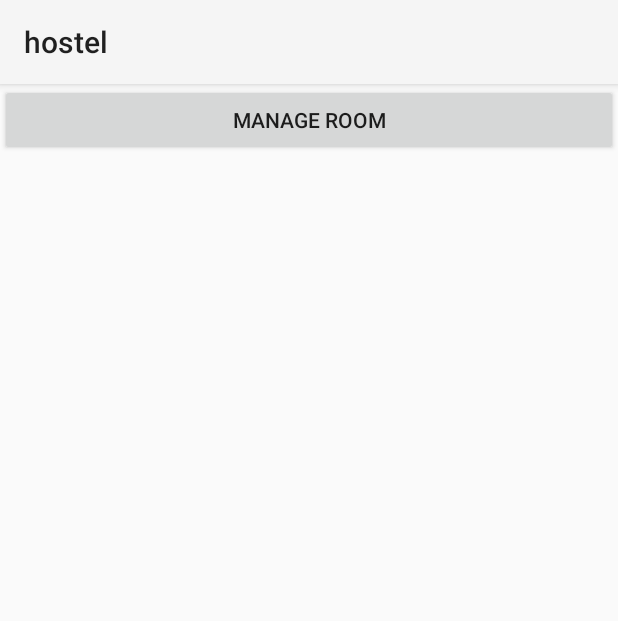
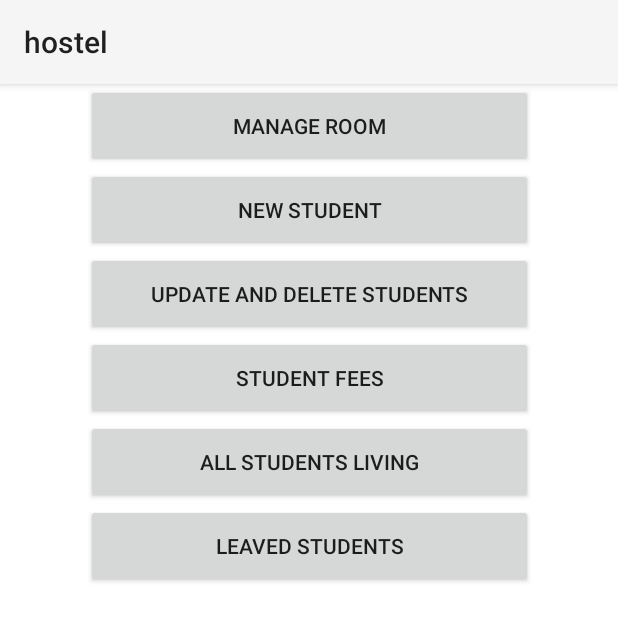
Before and after one commit to Jatinnakum2005/hostel, an Android app: the mainpage screen opened directly, with no data from a screen before it, on a phone screen of 412 x 824 dp. Shown: the top 621 px of the screen. Run offline under Robolectric (Android 15) with nearby library versions, the phone set to English and light mode, and no system bars.

Commit message:
koi sadi na karta

```diff
--- a/app/src/main/java/com/example/hostel/mainpage.java
+++ b/app/src/main/java/com/example/hostel/mainpage.java
@@ -4,7 +4,6 @@ import android.content.Intent;
 import android.os.Bundle;
 import android.view.View;
 import android.widget.Button;
-import android.widget.LinearLayout;
 
 import androidx.appcompat.app.AppCompatActivity;
 
@@ -14,31 +13,68 @@ public class mainpage extends AppCompatActivity {
     protected void onCreate(Bundle savedInstanceState) {
         super.onCreate(savedInstanceState);
 
-        // Create a LinearLayout to hold the buttons
-        LinearLayout layout = new LinearLayout(this);
-        layout.setOrientation(LinearLayout.VERTICAL);
+        // Set the layout for the main page
+        setContentView(R.layout.activity_mainpage);
 
-        // Add buttons for each activity
-        addButton(layout, "Manage Room", ManageRoom.class);
-
-        // Set the layout as the content view
-        setContentView(layout);
-    }
-
-    // Helper method to create and add buttons
-    private void addButton(LinearLayout layout, String text, final Class<?> activityToOpen) {
-        Button button = new Button(this);
-        button.setText(text);
-        button.setOnClickListener(new View.OnClickListener() {
+        // Set click listeners for each button
+        Button manageRoomButton = findViewById(R.id.button8);
+        manageRoomButton.setOnClickListener(new View.OnClickListener() {
             @Override
             public void onClick(View v) {
-                // Correct the Intent creation
-                Intent intent = new Intent(mainpage.this, activityToOpen);
+                // Open the ManageRoom activity
+                Intent intent = new Intent(mainpage.this, ManageRoom.class);
                 startActivity(intent);
             }
         });
 
-        // Add the button to the layout
-        layout.addView(button);
+        Button newStudentButton = findViewById(R.id.button9);
+        newStudentButton.setOnClickListener(new View.OnClickListener() {
+            @Override
+            public void onClick(View v) {
+                // Open the NewStudent activity
+                Intent intent = new Intent(mainpage.this, newstudent.class);
+                startActivity(intent);
+            }
+        });
+
+        Button updateDeleteStudentButton = findViewById(R.id.button10);
+        updateDeleteStudentButton.setOnClickListener(new View.OnClickListener() {
+            @Override
+            public void onClick(View v) {
+                // Open the UpdateAndDeleteStudent activity
+                Intent intent = new Intent(mainpage.this, updateanddelete.class);
+                startActivity(intent);
+            }
+        });
+
+        Button studentFeesButton = findViewById(R.id.button11);
+        studentFeesButton.setOnClickListener(new View.OnClickListener() {
+            @Override
+            public void onClick(View v) {
+                // Open the StudentFees activity
+                Intent intent = new Intent(mainpage.this, studentfees.class);
+                startActivity(intent);
+            }
+        });
+
+        Button allStudentLivingButton = findViewById(R.id.button12);
+        allStudentLivingButton.setOnClickListener(new View.OnClickListener() {
+            @Override
+            public void onClick(View v) {
+                // Open the AllStudentLiving activity
+                Intent intent = new Intent(mainpage.this, allstudentliving.class);
+                startActivity(intent);
+            }
+        });
+
+        Button leavedStudentsButton = findViewById(R.id.button13);
+        leavedStudentsButton.setOnClickListener(new View.OnClickListener() {
+            @Override
+            public void onClick(View v) {
+                // Open the LeavedStudents activity
+                Intent intent = new Intent(mainpage.this, leavedstudent.class);
+                startActivity(intent);
+            }
+        });
     }
 }
--- a/app/src/main/res/layout/activity_mainpage.xml
+++ b/app/src/main/res/layout/activity_mainpage.xml
@@ -1,83 +1,83 @@
 <?xml version="1.0" encoding="utf-8"?>
-<androidx.constraintlayout.widget.ConstraintLayout xmlns:android="http://schemas.android.com/apk/res/android"
+<androidx.constraintlayout.widget.ConstraintLayout
+    xmlns:android="http://schemas.android.com/apk/res/android"
     xmlns:app="http://schemas.android.com/apk/res-auto"
     xmlns:tools="http://schemas.android.com/tools"
-    android:id="@+id/main"
-    android:background="@color/black"
     android:layout_width="match_parent"
     android:layout_height="match_parent"
+    android:background="@color/white"
     tools:context=".mainpage">
 
+    <!-- Button for Manage Room -->
     <Button
         android:id="@+id/button8"
         android:layout_width="298dp"
         android:layout_height="56dp"
         android:text="Manage Room"
-        app:layout_constraintBottom_toBottomOf="parent"
+        app:layout_constraintTop_toTopOf="parent"
+        app:layout_constraintStart_toStartOf="parent"
         app:layout_constraintEnd_toEndOf="parent"
-        app:layout_constraintHorizontal_bias="0.495"
+        app:layout_constraintHorizontal_bias="0.5"
+        app:layout_constraintVertical_bias="0.1" />
+
+    <!-- Button for New Student -->
+    <Button
+        android:id="@+id/button9"
+        android:layout_width="298dp"
+        android:layout_height="56dp"
+        android:text="New Student"
+        app:layout_constraintTop_toBottomOf="@id/button8"
         app:layout_constraintStart_toStartOf="parent"
-        app:layout_constraintTop_toTopOf="parent"
-        app:layout_constraintVertical_bias="0.023" />
+        app:layout_constraintEnd_toEndOf="parent"
+        app:layout_constraintHorizontal_bias="0.5"
+        app:layout_constraintVertical_bias="0.05" />
 
+    <!-- Button for Update and Delete Students -->
+    <Button
+        android:id="@+id/button10"
+        android:layout_width="298dp"
+        android:layout_height="56dp"
+        android:text="Update and Delete Students"
+        app:layout_constraintTop_toBottomOf="@id/button9"
+        app:layout_constraintStart_toStartOf="parent"
+        app:layout_constraintEnd_toEndOf="parent"
+        app:layout_constraintHorizontal_bias="0.5"
+        app:layout_constraintVertical_bias="0.05" />
+
+    <!-- Button for Student Fees -->
+    <Button
+        android:id="@+id/button11"
+        android:layout_width="298dp"
+        android:layout_height="56dp"
+        android:text="Student Fees"
+        app:layout_constraintTop_toBottomOf="@id/button10"
+        app:layout_constraintStart_toStartOf="parent"
+        app:layout_constraintEnd_toEndOf="parent"
+        app:layout_constraintHorizontal_bias="0.5"
+        app:layout_constraintVertical_bias="0.05" />
+
+    <!-- Button for All Students Living -->
+    <Button
+        android:id="@+id/button12"
+        android:layout_width="298dp"
+        android:layout_height="56dp"
+        android:text="All Students Living"
+        app:layout_constraintTop_toBottomOf="@id/button11"
+        app:layout_constraintStart_toStartOf="parent"
+        app:layout_constraintEnd_toEndOf="parent"
+        app:layout_constraintHorizontal_bias="0.5"
+        app:layout_constraintVertical_bias="0.05" />
+
+    <!-- Button for Leaved Students -->
     <Button
         android:id="@+id/button13"
         android:layout_width="298dp"
         android:layout_height="56dp"
         android:text="Leaved Students"
-        app:layout_constraintBottom_toBottomOf="parent"
+        app:layout_constraintTop_toBottomOf="@id/button12"
+        app:layout_constraintStart_toStartOf="parent"
         app:layout_constraintEnd_toEndOf="parent"
-        app:layout_constraintHorizontal_bias="0.495"
-        app:layout_constraintStart_toStartOf="parent"
-        app:layout_constraintTop_toTopOf="parent"
-        app:layout_constraintVertical_bias="0.616" />
+        app:layout_constraintHorizontal_bias="0.5"
+        app:layout_constraintVertical_bias="0.05" />
 
-    <Button
-        android:id="@+id/button9"
-        android:layout_width="298dp"
-        android:layout_height="56dp"
-        android:text="New Student"
-        app:layout_constraintBottom_toBottomOf="parent"
-        app:layout_constraintEnd_toEndOf="parent"
-        app:layout_constraintHorizontal_bias="0.495"
-        app:layout_constraintStart_toStartOf="parent"
-        app:layout_constraintTop_toTopOf="parent"
-        app:layout_constraintVertical_bias="0.128" />
-
-    <Button
-        android:id="@+id/button10"
-        android:layout_width="298dp"
-        android:layout_height="56dp"
-        android:text="Update and Delete Students"
-        app:layout_constraintBottom_toBottomOf="@+id/button11"
-        app:layout_constraintEnd_toEndOf="parent"
-        app:layout_constraintHorizontal_bias="0.495"
-        app:layout_constraintStart_toStartOf="parent"
-        app:layout_constraintTop_toTopOf="parent"
-        app:layout_constraintVertical_bias="0.64" />
-
-    <Button
-        android:id="@+id/button11"
-        android:layout_width="298dp"
-        android:layout_height="56dp"
-        android:text="Student Fees"
-        app:layout_constraintBottom_toBottomOf="parent"
-        app:layout_constraintEnd_toEndOf="parent"
-        app:layout_constraintHorizontal_bias="0.495"
-        app:layout_constraintStart_toStartOf="parent"
-        app:layout_constraintTop_toTopOf="parent"
-        app:layout_constraintVertical_bias="0.383" />
-
-    <Button
-        android:id="@+id/button12"
-        android:layout_width="298dp"
-        android:layout_height="56dp"
-        android:layout_marginTop="336dp"
-        android:text="All Student Living"
-        app:layout_constraintBottom_toBottomOf="@+id/button13"
-        app:layout_constraintEnd_toEndOf="parent"
-        app:layout_constraintHorizontal_bias="0.495"
-        app:layout_constraintStart_toStartOf="parent"
-        app:layout_constraintTop_toTopOf="parent"
-        app:layout_constraintVertical_bias="0.0" />
 </androidx.constraintlayout.widget.ConstraintLayout>
```
Also changed, not shown: app/src/main/AndroidManifest.xml (+15 -0 lines), app/src/main/java/com/example/hostel/allstudentliving.java (added, +24 -0 lines), app/src/main/java/com/example/hostel/leavedstudent.java (added, +24 -0 lines), app/src/main/java/com/example/hostel/newstudent.java (added, +19 -0 lines), app/src/main/java/com/example/hostel/studentfees.java (added, +24 -0 lines), app/src/main/java/com/example/hostel/updateanddelete.java (added, +24 -0 lines), app/src/main/res/layout/activity_allstudentliving.xml (added, +19 -0 lines), app/src/main/res/layout/activity_leavedstudent.xml (added, +19 -0 lines), app/src/main/res/layout/activity_newstudent.xml (added, +49 -0 lines), app/src/main/res/layout/activity_studentfees.xml (added, +19 -0 lines), app/src/main/res/layout/activity_updateanddelete.xml (added, +20 -0 lines).
